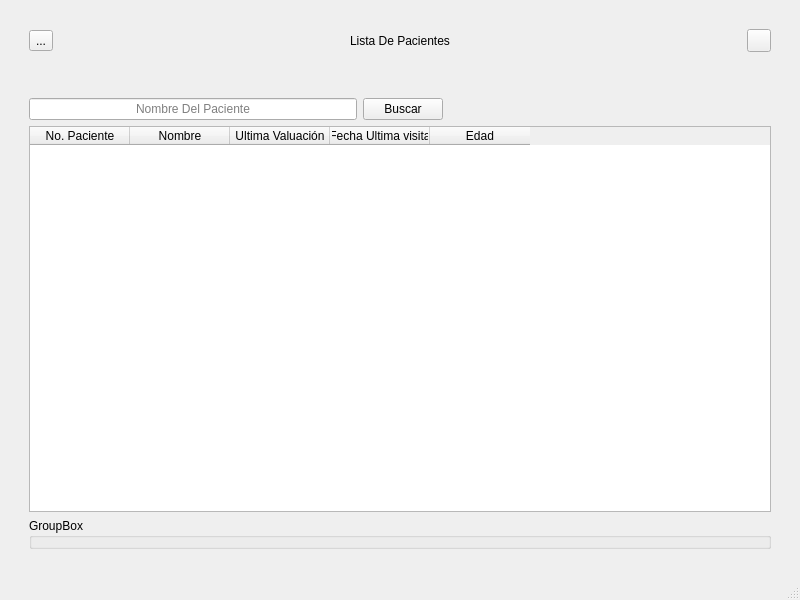
The window that Lista_Clientes.ui (Matapuercos666/OPTICA) describes before a commit, drawn with Qt 5.
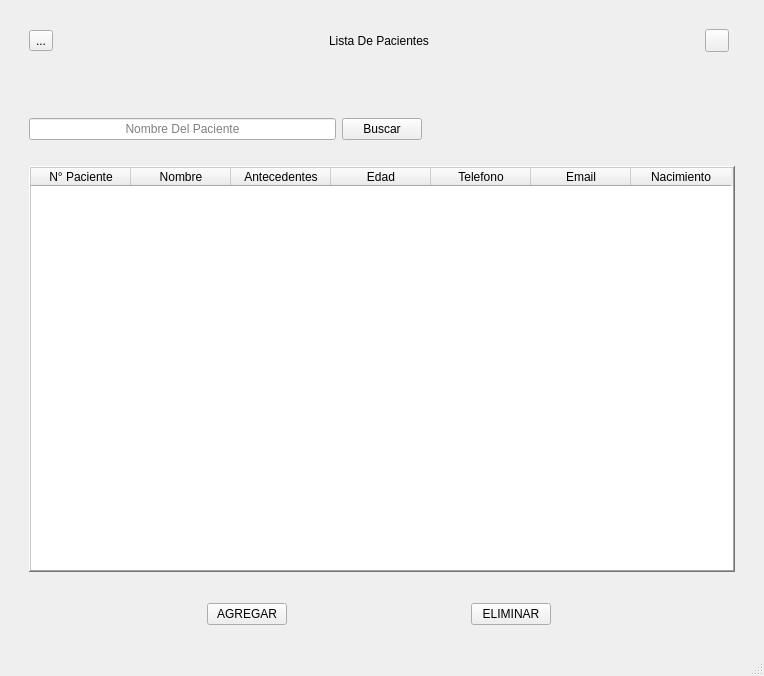
The same window after the commit. Icons and pictures are not drawn.

Patch:
```diff
--- a/Lista_Clientes.ui
+++ b/Lista_Clientes.ui
@@ -6,8 +6,8 @@
    <rect>
     <x>0</x>
     <y>0</y>
-    <width>800</width>
-    <height>600</height>
+    <width>764</width>
+    <height>676</height>
    </rect>
   </property>
   <property name="windowTitle">
@@ -29,13 +29,6 @@
       <property name="bottomMargin">
        <number>20</number>
       </property>
-      <item row="2" column="0">
-       <widget class="QGroupBox" name="Historial">
-        <property name="title">
-         <string>GroupBox</string>
-        </property>
-       </widget>
-      </item>
       <item row="0" column="0">
        <layout class="QGridLayout" name="Barra_Superior">
         <item row="0" column="0">
@@ -121,6 +114,12 @@
          <layout class="QHBoxLayout" name="horizontalLayout_4">
           <item>
            <layout class="QHBoxLayout" name="horizontalLayout_2">
+            <property name="topMargin">
+             <number>20</number>
+            </property>
+            <property name="bottomMargin">
+             <number>20</number>
+            </property>
             <item>
              <layout class="QHBoxLayout" name="horizontalLayout">
               <item>
@@ -161,8 +160,98 @@
         </item>
        </layout>
       </item>
-      <item row="1" column="0">
+      <item row="2" column="0">
+       <layout class="QHBoxLayout" name="horizontalLayout_3" stretch="0,0,0,0,0">
+        <property name="topMargin">
+         <number>25</number>
+        </property>
+        <property name="bottomMargin">
+         <number>0</number>
+        </property>
+        <item>
+         <spacer name="horizontalSpacer_4">
+          <property name="orientation">
+           <enum>Qt::Orientation::Horizontal</enum>
+          </property>
+          <property name="sizeHint" stdset="0">
+           <size>
+            <width>40</width>
+            <height>20</height>
+           </size>
+          </property>
+         </spacer>
+        </item>
+        <item>
+         <widget class="QPushButton" name="Agregar">
+          <property name="text">
+           <string>AGREGAR</string>
+          </property>
+         </widget>
+        </item>
+        <item>
+         <spacer name="horizontalSpacer_6">
+          <property name="orientation">
+           <enum>Qt::Orientation::Horizontal</enum>
+          </property>
+          <property name="sizeHint" stdset="0">
+           <size>
+            <width>40</width>
+            <height>20</height>
+           </size>
+          </property>
+         </spacer>
+        </item>
+        <item>
+         <widget class="QPushButton" name="Eliminar">
+          <property name="text">
+           <string>ELIMINAR</string>
+          </property>
+         </widget>
+        </item>
+        <item>
+         <spacer name="horizontalSpacer_5">
+          <property name="orientation">
+           <enum>Qt::Orientation::Horizontal</enum>
+          </property>
+          <property name="sizeHint" stdset="0">
+           <size>
+            <width>40</width>
+            <height>20</height>
+           </size>
+          </property>
+         </spacer>
+        </item>
+       </layout>
+      </item>
+      <item row="1" column="0" colspan="2">
        <widget class="QTableWidget" name="Datos_Clientes">
+        <property name="sizePolicy">
+         <sizepolicy hsizetype="Expanding" vsizetype="Expanding">
+          <horstretch>0</horstretch>
+          <verstretch>0</verstretch>
+         </sizepolicy>
+        </property>
+        <property name="layoutDirection">
+         <enum>Qt::LayoutDirection::LeftToRight</enum>
+        </property>
+        <property name="autoFillBackground">
+         <bool>false</bool>
+        </property>
+        <property name="frameShape">
+         <enum>QFrame::Shape::WinPanel</enum>
+        </property>
+        <property name="frameShadow">
+         <enum>QFrame::Shadow::Raised</enum>
+        </property>
+        <property name="lineWidth">
+         <number>4</number>
+        </property>
+        <property name="midLineWidth">
+         <number>4</number>
+        </property>
+        <property name="sizeAdjustPolicy">
+         <enum>QAbstractScrollArea::SizeAdjustPolicy::AdjustIgnored</enum>
+        </property>
         <property name="editTriggers">
          <set>QAbstractItemView::EditTrigger::NoEditTriggers</set>
         </property>
@@ -172,9 +261,27 @@
         <property name="selectionBehavior">
          <enum>QAbstractItemView::SelectionBehavior::SelectRows</enum>
         </property>
+        <property name="showGrid">
+         <bool>true</bool>
+        </property>
+        <property name="columnCount">
+         <number>7</number>
+        </property>
+        <attribute name="horizontalHeaderCascadingSectionResizes">
+         <bool>true</bool>
+        </attribute>
+        <attribute name="horizontalHeaderMinimumSectionSize">
+         <number>100</number>
+        </attribute>
+        <attribute name="horizontalHeaderDefaultSectionSize">
+         <number>100</number>
+        </attribute>
+        <attribute name="horizontalHeaderHighlightSections">
+         <bool>false</bool>
+        </attribute>
         <column>
          <property name="text">
-          <string>No. Paciente</string>
+          <string>N° Paciente</string>
          </property>
         </column>
         <column>
@@ -184,12 +291,7 @@
         </column>
         <column>
          <property name="text">
-          <string>Ultima Valuación</string>
-         </property>
-        </column>
-        <column>
-         <property name="text">
-          <string>Fecha Ultima visita</string>
+          <string>Antecedentes</string>
          </property>
         </column>
         <column>
@@ -197,6 +299,21 @@
           <string>Edad</string>
          </property>
         </column>
+        <column>
+         <property name="text">
+          <string>Telefono</string>
+         </property>
+        </column>
+        <column>
+         <property name="text">
+          <string>Email</string>
+         </property>
+        </column>
+        <column>
+         <property name="text">
+          <string>Nacimiento</string>
+         </property>
+        </column>
        </widget>
       </item>
      </layout>
```
Left out of the diff: 2 changed lines with no effect on the pictures.
